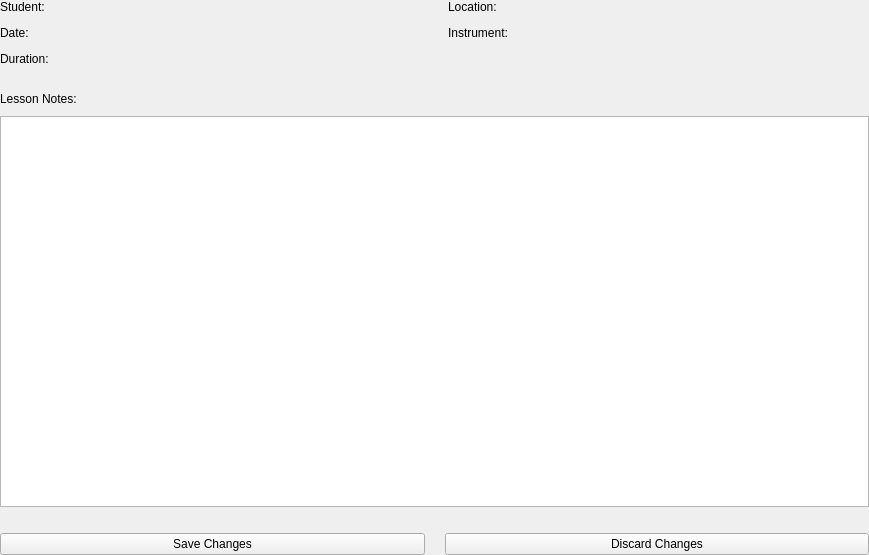
Before: the Qt Designer form designer/lesson_info.ui in ltrel/piu-mosso-client, drawn with Qt 5.
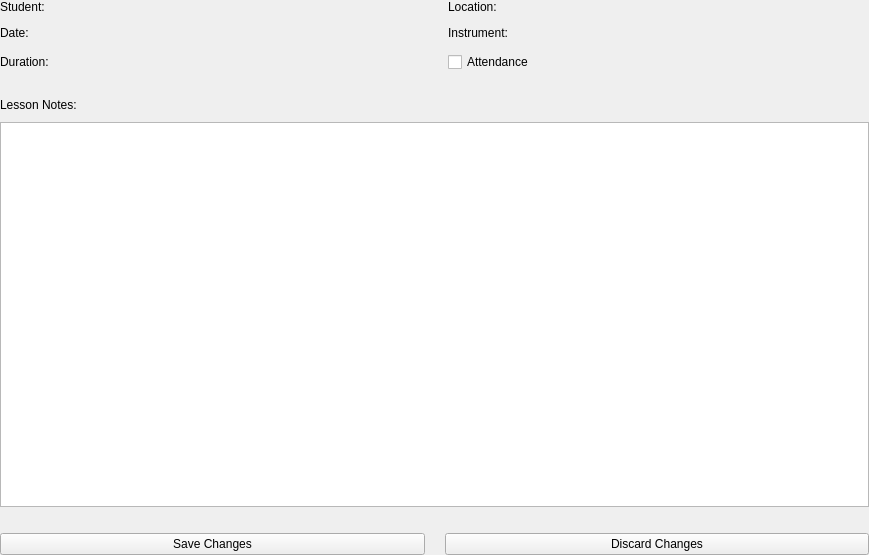
After: the same form once the commit is applied.

Commit message: Add attendance checkbox

The edit to the form file:
```diff
--- a/designer/lesson_info.ui
+++ b/designer/lesson_info.ui
@@ -72,6 +72,13 @@
        </property>
       </widget>
      </item>
+     <item row="2" column="1">
+      <widget class="QCheckBox" name="attendance_checkbox">
+       <property name="text">
+        <string>Attendance</string>
+       </property>
+      </widget>
+     </item>
     </layout>
    </item>
    <item>
```
The commit also changes 3 other files.
